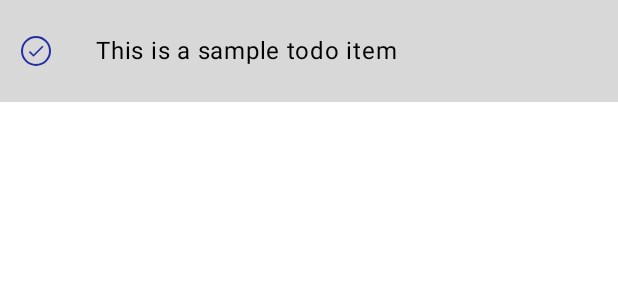
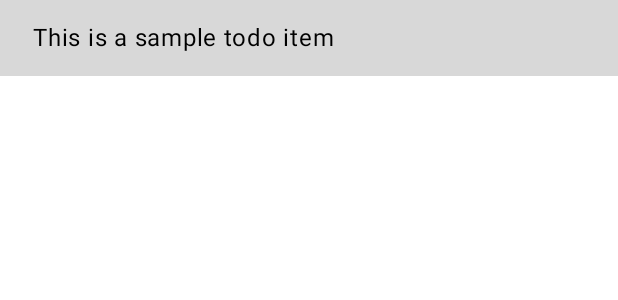
Before and after one commit to TeddKo/TODO_Project, an Android app built with Jetpack Compose: the @Preview function PreviewSwipeableTodoItem, on a phone screen of 412 x 824 dp. Shown: the top 300 px of the screen. Run offline under Robolectric (Android 15) with nearby library versions, the phone set to English and light mode, and no system bars.

Commit message:
fix: 완료 버튼 -> swipeable 변경

```diff
--- a/core/designsystem/src/main/kotlin/com/tedd/todo_project/designsystem/theme/Color.kt
+++ b/core/designsystem/src/main/kotlin/com/tedd/todo_project/designsystem/theme/Color.kt
@@ -7,5 +7,6 @@ val SurfaceColor = Color(0xFFFFFFFF)
 val PrimaryColor = Color(0xFF232FA4)
 val SecondaryColor = Color(0xFFE6E8F6)
 val BorderColor = Color(0xFFD8D8D8)
+val Positive = Color(0xFF05CE62)
 
 val WarningColor = Color(0xFFFF0000)
--- a/core/designsystem/src/main/kotlin/com/tedd/todo_project/designsystem/theme/Theme.kt
+++ b/core/designsystem/src/main/kotlin/com/tedd/todo_project/designsystem/theme/Theme.kt
@@ -9,6 +9,7 @@ import androidx.core.view.WindowCompat
 
 private val LightColorScheme = lightColorScheme(
     primary = PrimaryColor,
+    inversePrimary = Positive,
     secondary = SecondaryColor,
     background = BackgroundColor,
     surface = SurfaceColor,
--- a/core/designsystem/src/main/res/values/strings.xml
+++ b/core/designsystem/src/main/res/values/strings.xml
@@ -7,4 +7,7 @@
     <string name="input_work">할 일을 입력하세요</string>
     <string name="registration_date">등록일: %1s</string>
     <string name="completion_date">완료일: %1s</string>
+    <string name="complete">완료</string>
+    <string name="delete">삭제</string>
+
 </resources>
--- a/feature/main/src/main/kotlin/com/tedd/todo_project/main/components/SwipeableTodoItem.kt
+++ b/feature/main/src/main/kotlin/com/tedd/todo_project/main/components/SwipeableTodoItem.kt
@@ -4,20 +4,12 @@ import androidx.compose.animation.animateColorAsState
 import androidx.compose.animation.core.LinearEasing
 import androidx.compose.animation.core.tween
 import androidx.compose.foundation.background
-import androidx.compose.foundation.border
 import androidx.compose.foundation.layout.Box
-import androidx.compose.foundation.layout.Column
 import androidx.compose.foundation.layout.Row
 import androidx.compose.foundation.layout.fillMaxSize
 import androidx.compose.foundation.layout.fillMaxWidth
 import androidx.compose.foundation.layout.padding
-import androidx.compose.foundation.layout.size
-import androidx.compose.foundation.shape.CircleShape
-import androidx.compose.material.icons.Icons
-import androidx.compose.material.icons.filled.Check
 import androidx.compose.material3.ExperimentalMaterial3Api
-import androidx.compose.material3.Icon
-import androidx.compose.material3.IconButton
 import androidx.compose.material3.MaterialTheme
 import androidx.compose.material3.SwipeToDismissBox
 import androidx.compose.material3.SwipeToDismissBoxValue
@@ -32,15 +24,15 @@ import androidx.compose.ui.Alignment
 import androidx.compose.ui.Modifier
 import androidx.compose.ui.draw.shadow
 import androidx.compose.ui.graphics.Color
+import androidx.compose.ui.res.stringResource
 import androidx.compose.ui.text.style.TextAlign
 import androidx.compose.ui.text.style.TextOverflow
 import androidx.compose.ui.tooling.preview.Preview
 import androidx.compose.ui.unit.Dp
 import androidx.compose.ui.unit.dp
+import com.tedd.todo_project.core.designsystem.R
 import com.tedd.todo_project.designsystem.theme.BorderColor
-import com.tedd.todo_project.designsystem.theme.PrimaryColor
 import com.tedd.todo_project.designsystem.theme.TODO_ProjectTheme
-import com.tedd.todo_project.designsystem.theme.WarningColor
 import com.tedd.todo_project.domain.model.Todo
 import kotlinx.datetime.LocalDateTime
 
@@ -59,48 +51,56 @@ fun SwipeableTodoItem(
 ) {
     val dismissState = rememberSwipeToDismissBoxState(
         confirmValueChange = {
-            if (it == SwipeToDismissBoxValue.EndToStart) {
+            if (it == SwipeToDismissBoxValue.StartToEnd) {
+                onToggleComplete(todo.copy(isCompleted = !todo.isCompleted))
+            } else if (it == SwipeToDismissBoxValue.EndToStart) {
                 onDelete(todo)
+            }
             true
-            } else {
-                false
-            }
         }
     )
 
-    // Observe dismissState changes to notify parent about swipe state
     val isSwiping by remember {
         derivedStateOf {
             dismissState.currentValue != SwipeToDismissBoxValue.Settled || dismissState.targetValue != SwipeToDismissBoxValue.Settled
         }
     }
 
-    SideEffect {
-        onSwipeStateChange(isSwiping)
-    }
+    SideEffect { onSwipeStateChange(isSwiping) }
+
     SwipeToDismissBox(
         modifier = Modifier.shadow(elevation = elevation),
         state = dismissState,
-        enableDismissFromStartToEnd = false,
         gesturesEnabled = gestureEnabled,
         backgroundContent = {
-            val color by animateColorAsState(
-                targetValue = when (dismissState.targetValue) {
-                    SwipeToDismissBoxValue.EndToStart -> WarningColor
-                    else -> BorderColor
-                },
-                label = "DismissColorAnimation"
+            val (text, alignment, color) = when (dismissState.targetValue) {
+                SwipeToDismissBoxValue.StartToEnd -> Triple(
+                    stringResource(R.string.complete),
+                    Alignment.CenterStart,
+                    MaterialTheme.colorScheme.inversePrimary
                 )
 
+                SwipeToDismissBoxValue.EndToStart -> Triple(
+                    stringResource(R.string.delete),
+                    Alignment.CenterEnd,
+                    MaterialTheme.colorScheme.error
+                )
+
+                SwipeToDismissBoxValue.Settled -> Triple(
+                    "",
+                    Alignment.CenterStart,
+                    BorderColor
+                )
+            }
             Box(
                 modifier = Modifier
                     .fillMaxSize()
                     .background(color)
                     .padding(horizontal = 22.dp),
-                contentAlignment = Alignment.CenterEnd
+                contentAlignment = alignment
             ) {
                 Text(
-                    text = "삭제",
+                    text = text,
                     color = Color.White,
                     style = MaterialTheme.typography.titleMedium,
                     textAlign = TextAlign.Center
@@ -116,27 +116,8 @@ fun SwipeableTodoItem(
                 modifier = modifier
                     .fillMaxWidth()
                     .background(color = backgroundColor)
-                    .padding(vertical = 10.dp),
+                    .padding(horizontal = 22.dp, vertical = 16.dp),
                 verticalAlignment = Alignment.CenterVertically
-            ) {
-                IconButton(
-                    onClick = { onToggleComplete(todo.copy(isCompleted = !todo.isCompleted)) },
-                    modifier = Modifier.size(48.dp)
-                ) {
-                    Icon(
-                        modifier = Modifier
-                            .size(20.dp)
-                            .border(width = 1.dp, color = PrimaryColor, shape = CircleShape)
-                            .padding(3.dp),
-                        imageVector = Icons.Default.Check,
-                        contentDescription = "Check",
-                        tint = PrimaryColor
-                    )
-                }
-                Column(
-                    modifier = Modifier
-                        .weight(1f)
-                        .padding(start = 16.dp)
             ) {
                 Text(
                     text = todo.work,
@@ -144,7 +125,6 @@ fun SwipeableTodoItem(
                     maxLines = Int.MAX_VALUE,
                     overflow = TextOverflow.Visible
                 )
-                }
             }
         }
     )
```
Lines whose indentation alone changed are shown as unchanged.
